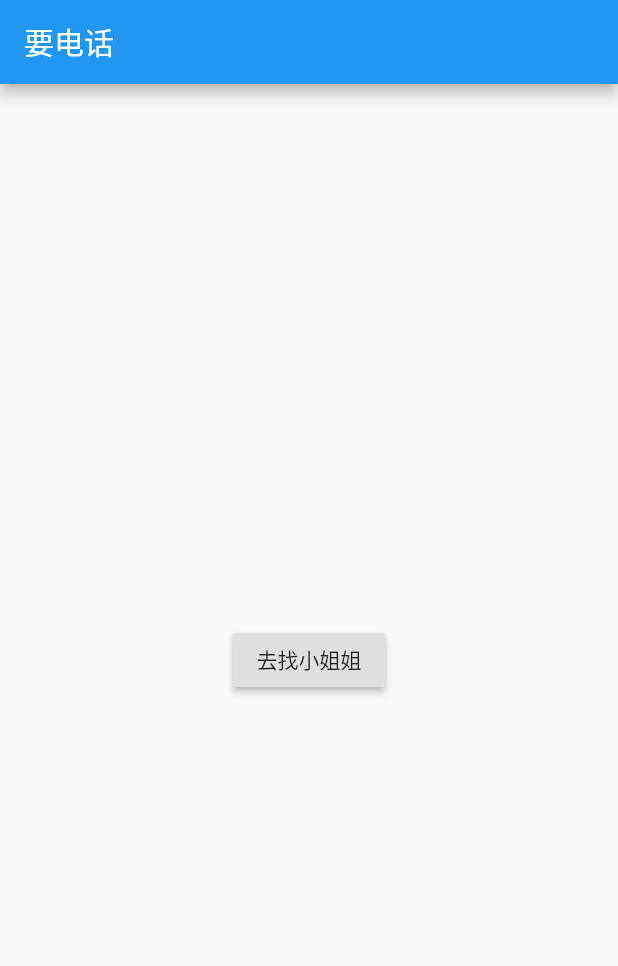
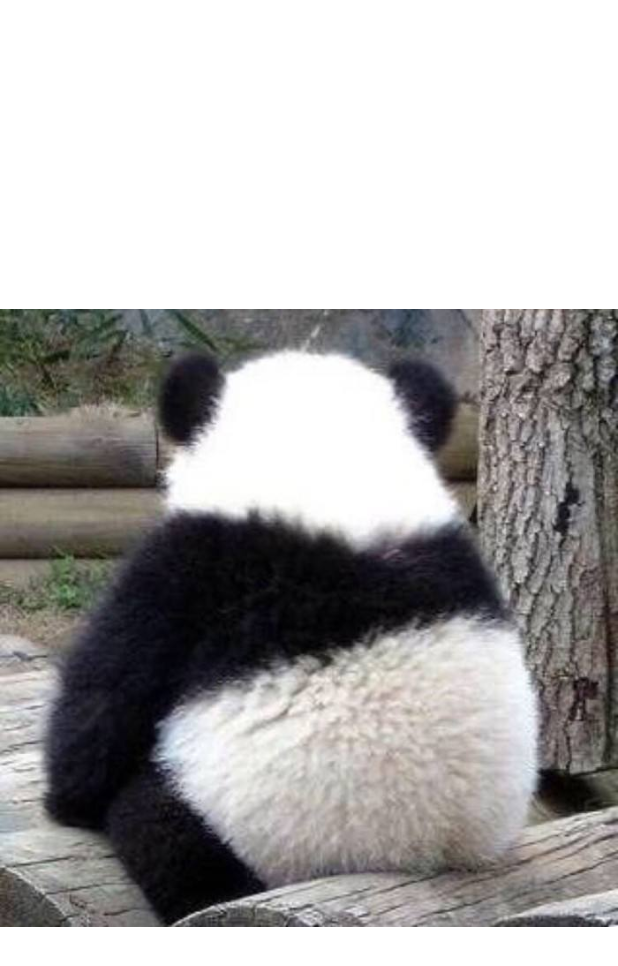
Before and after one commit to hGhostD/flutterLearn, a Flutter app: the screen it shows after launch, on a phone screen of 412 x 824 dp. Shown: the top 966 px of the screen. Run offline on Flutter 3.47's test engine with Material 2 defaults, Android fonts, the phone set to English and light mode, and no system bars.

Commit message:
添加显示一个本地图片

```diff
--- a/flutter_learn/lib/main.dart
+++ b/flutter_learn/lib/main.dart
@@ -1,70 +1,12 @@
 import 'package:flutter/material.dart';
 
-void main(){
-  runApp(MaterialApp(
-    title: "页面跳转返回数据",
-    home: FirstPage(),
-  ));
-}
+void main()=>runApp(MyApp());
 
-class FirstPage extends StatelessWidget {
+class MyApp extends StatelessWidget {
   @override
   Widget build(BuildContext context) {
-    return Scaffold(
-      appBar: AppBar(title: Text("要电话"),),
-      body: Center(
-        child: RouteButton(),
-      ),
+    return Container(
+      child: Image.asset('images/timg.jpg'),
     );
   }
 }
-
-class RouteButton extends StatelessWidget {
-  @override
-  Widget build(BuildContext context) {
-    return RaisedButton(
-      onPressed: (){
-        _naviagateToXiaoJieJie(context);
-      },
-      child: Text('去找小姐姐'),
-    );
-  }
-
-  _naviagateToXiaoJieJie(BuildContext context) async{
-    final result = await Navigator.push(
-        context,
-        MaterialPageRoute(builder: (context)=>XiaoJieJie())
-    );
-
-    Scaffold.of(context).showSnackBar(SnackBar(content: Text('$result')));
-  }
-}
-
-class XiaoJieJie extends StatelessWidget {
-  @override
-  Widget build(BuildContext context) {
-    // TODO: implement build
-    return Scaffold(
-      appBar: AppBar(
-        title: Text('我是小姐姐'),
-      ),
-      body: Center(
-        child: Column(
-          children: <Widget>[
-            RaisedButton(
-              child: Text('大长腿小姐姐'),
-              onPressed: (){
-                Navigator.pop(context, '大长腿小姐姐：编号1');
-              },
-            ),
-            RaisedButton(
-              child: Text('小蛮腰小姐姐'),
-              onPressed: (){
-                Navigator.pop(context, '小蛮腰小姐姐：编号2');
-              },
-            ),
-          ],
-      ),)
-    );
-  }
-}
--- a/flutter_learn/pubspec.yaml
+++ b/flutter_learn/pubspec.yaml
@@ -44,7 +44,8 @@ flutter:
   # assets:
   #  - images/a_dot_burr.jpeg
   #  - images/a_dot_ham.jpeg
-
+  assets:
+    - images/timg.jpg
   # An image asset can refer to one or more resolution-specific "variants", see
   # https://flutter.dev/assets-and-images/#resolution-aware.
 
```
Also changed, not shown: flutter_learn/images/timg.jpg (added).
